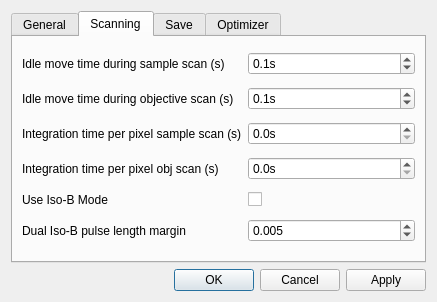
Old version of the form gui/ui_qafm_settings.ui in the repository sriharijayaram5/qudi.
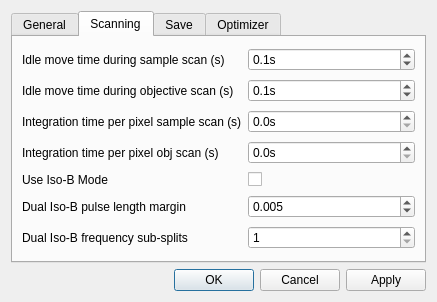
New version of the form. The open tabs and pages were chosen to show the change. Custom widgets are drawn as their Qt base class.

Commit message: Added dual iso-b subsplit specification in qafm_settings

The edit to the form file:
```diff
--- a/gui/ui_qafm_settings.ui
+++ b/gui/ui_qafm_settings.ui
@@ -272,6 +272,26 @@
          </property>
         </widget>
        </item>
+       <item row="6" column="0">
+        <widget class="QLabel" name="n_iso_b_n_freq_splits_Label">
+         <property name="text">
+          <string>Dual Iso-B frequency sub-splits</string>
+         </property>
+        </widget>
+       </item>
+       <item row="6" column="1">
+        <widget class="QSpinBox" name="n_iso_b_n_freq_splits_SpinBox">
+         <property name="toolTip">
+          <string>&lt;html&gt;&lt;head/&gt;&lt;body&gt;&lt;p&gt;The number of frequency sub-splits used per pixel (1= no splitting).  This only applies to n-iso-B measurement types&lt;/p&gt;&lt;/body&gt;&lt;/html&gt;</string>
+         </property>
+         <property name="minimum">
+          <number>1</number>
+         </property>
+         <property name="maximum">
+          <number>100</number>
+         </property>
+        </widget>
+       </item>
       </layout>
      </widget>
      <widget class="QWidget" name="tab_2">
```
The commit also changes 2 other files.
